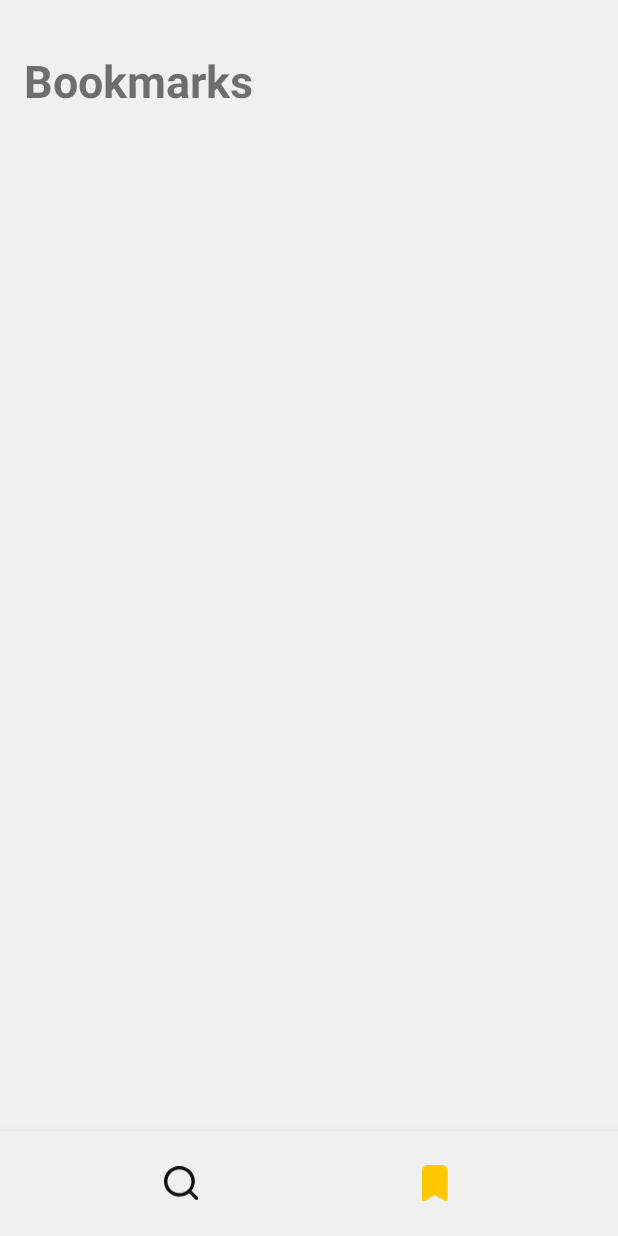
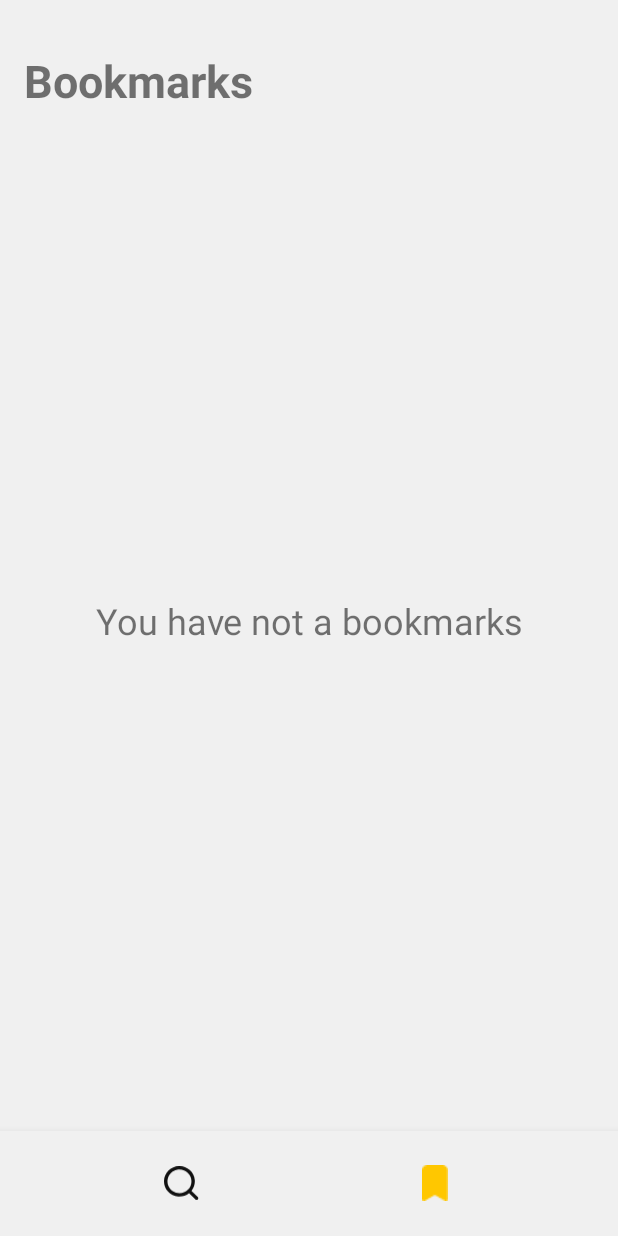
Before and after one commit to Xek0mb1k/MovieApp, an Android app: the screen it shows after launch (MainActivity), item 2 of the bottom bar chosen, on a phone screen of 412 x 824 dp. Run offline under Robolectric (Android 15) with nearby library versions, the phone set to English and light mode, and no system bars; pictures from the network do not load.

Commit message:
Implemented bookmarksFragment

```diff
--- a/app/src/main/java/com/example/movieapp/presentation/BookmarksFragment.kt
+++ b/app/src/main/java/com/example/movieapp/presentation/BookmarksFragment.kt
@@ -3,27 +3,68 @@ package com.example.movieapp.presentation
 import android.os.Bundle
 import android.view.LayoutInflater
 import android.view.View
+import android.view.View.GONE
+import android.view.View.VISIBLE
 import android.view.ViewGroup
 import androidx.fragment.app.Fragment
+import androidx.preference.PreferenceManager
 import com.example.movieapp.databinding.FragmentBookmarksBinding
+import com.example.movieapp.domain.Search
+import com.google.gson.Gson
+import com.google.gson.reflect.TypeToken
+import org.koin.androidx.viewmodel.ext.android.viewModel
 
 
 class BookmarksFragment : Fragment() {
 
+
+
     private var _binding: FragmentBookmarksBinding? = null
     private val binding get() = _binding!!
 
+    private val vm by viewModel<MainViewModel>()
+
+    private val adapter: MovieListAdapter by lazy {
+        activity?.applicationContext?.let { MovieListAdapter(it) }!!
+    }
+
     override fun onCreateView(
-        inflater: LayoutInflater, container: ViewGroup?,
-        savedInstanceState: Bundle?
+        inflater: LayoutInflater, container: ViewGroup?, savedInstanceState: Bundle?
     ): View {
         _binding = FragmentBookmarksBinding.inflate(inflater, container, false)
 
         return binding.root
     }
 
+    override fun onResume() {
+        super.onResume()
+        setupRecyclerView()
+        val sharedPref =
+            activity?.let { PreferenceManager.getDefaultSharedPreferences(it) }
+
+        val bookmarkListJson = sharedPref?.getString("bookmarkList", null)
+        val gson = Gson()
+
+        val bookmarkMovieList = if (bookmarkListJson != null) {
+            binding.errorMessageTextView.visibility = GONE
+            gson.fromJson<MutableList<Search>>(
+                bookmarkListJson, object : TypeToken<MutableList<Search>>() {}.type
+            ).toMutableList()
+        } else {
+            binding.errorMessageTextView.visibility = VISIBLE
+            mutableListOf<Search>()
+        }
+
+        adapter.movieList = bookmarkMovieList
+
+    }
+
     override fun onDestroyView() {
         super.onDestroyView()
         _binding = null
     }
+
+    private fun setupRecyclerView() {
+        binding.bookmarkedMovieItemsSpinner.adapter = adapter
+    }
 }
--- a/app/src/main/java/com/example/movieapp/presentation/SearchFragment.kt
+++ b/app/src/main/java/com/example/movieapp/presentation/SearchFragment.kt
@@ -23,7 +23,7 @@ class SearchFragment : Fragment() {
     private val binding get() = _binding!!
 
     private val adapter: MovieListAdapter by lazy {
-        MovieListAdapter()
+        activity?.applicationContext?.let { MovieListAdapter(it) }!!
     }
     private val vm by viewModel<MainViewModel>()
 
--- a/app/src/main/res/layout/fragment_bookmarks.xml
+++ b/app/src/main/res/layout/fragment_bookmarks.xml
@@ -1,5 +1,6 @@
 <?xml version="1.0" encoding="utf-8"?>
 <FrameLayout xmlns:android="http://schemas.android.com/apk/res/android"
+    xmlns:app="http://schemas.android.com/apk/res-auto"
     xmlns:tools="http://schemas.android.com/tools"
     android:layout_width="match_parent"
     android:layout_height="match_parent"
@@ -21,11 +22,23 @@
             android:textSize="30sp"
             android:textStyle="bold" />
 
+        <TextView
+            android:id="@+id/errorMessageTextView"
+            android:layout_width="match_parent"
+            android:layout_height="match_parent"
+            android:layout_gravity="center"
+            android:gravity="center"
+            android:text="@string/you_have_not_a_bookmarks"
+            android:textSize="24sp"
+            android:visibility="gone" />
+
         <androidx.recyclerview.widget.RecyclerView
-            android:layout_marginTop="30dp"
             android:id="@+id/bookmarkedMovieItemsSpinner"
             android:layout_width="match_parent"
-            android:layout_height="0dp" />
+            android:layout_height="wrap_content"
+            android:layout_marginTop="30dp"
+            app:layoutManager="androidx.recyclerview.widget.LinearLayoutManager"
+            tools:listitem="@layout/movie_card" />
     </LinearLayout>
 
 
--- a/app/src/main/res/values/strings.xml
+++ b/app/src/main/res/values/strings.xml
@@ -14,6 +14,7 @@
     <string name="director">Director</string>
     <string name="runtime">Runtime</string>
     <string name="released">Released</string>
+    <string name="you_have_not_a_bookmarks">You have not a bookmarks</string>
 
 
 </resources>
```
Also changed, not shown: app/src/main/java/com/example/movieapp/presentation/MovieListAdapter.kt (+17 -13 lines).
